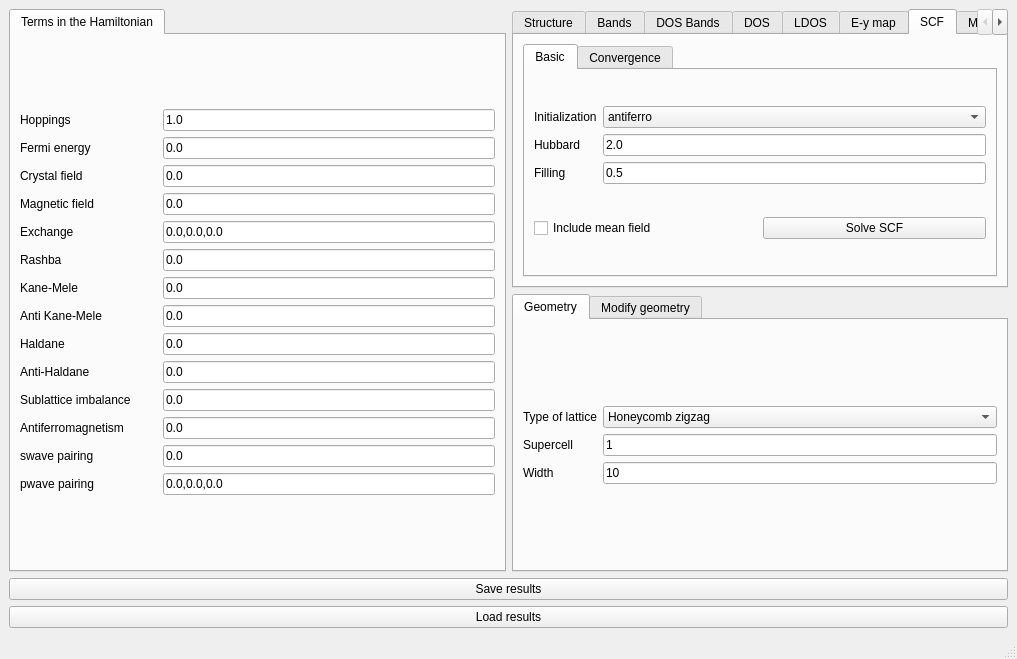
The window that interface-pyqt/1d/interface.ui (joselado/quantum-lattice) describes before a commit, drawn with Qt 5.
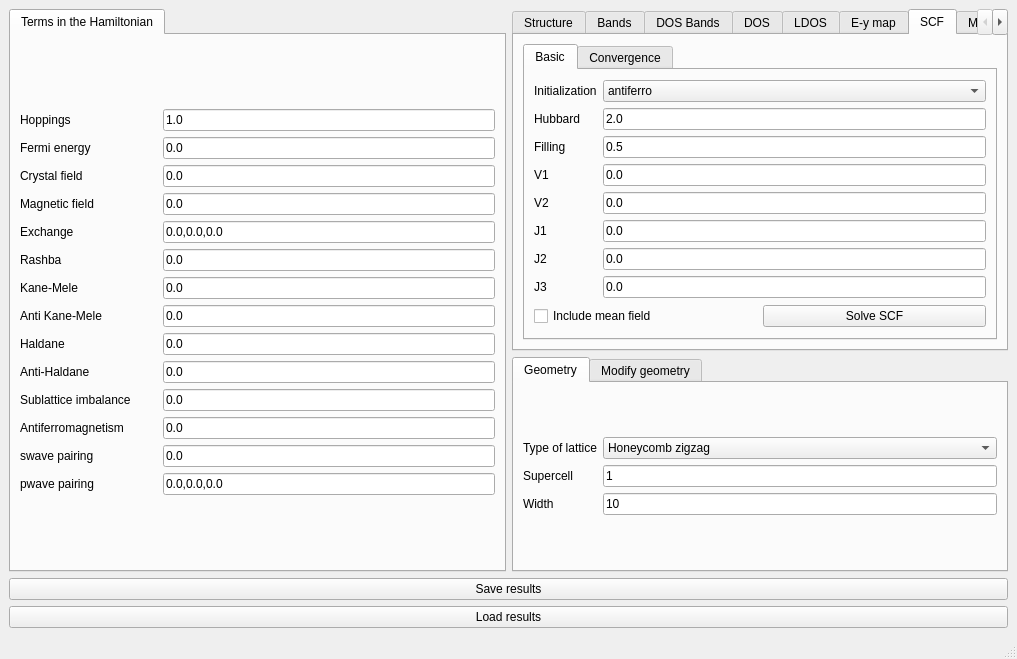
The same window after the commit. The open tabs and pages were chosen to show the change. Custom widgets are drawn as their Qt base class.

What changed in the file:
```diff
--- a/interface-pyqt/1d/interface.ui
+++ b/interface-pyqt/1d/interface.ui
@@ -1106,6 +1106,91 @@
                 </property>
                </widget>
               </item>
+              <item row="3" column="0">
+               <widget class="BodyLabel" name="label_v1">
+                <property name="text">
+                 <string>V1</string>
+                </property>
+               </widget>
+              </item>
+              <item row="3" column="1">
+               <widget class="LineEdit" name="V1">
+                <property name="toolTip">
+                 <string>First neighbor interaction</string>
+                </property>
+                <property name="text">
+                 <string>0.0</string>
+                </property>
+               </widget>
+              </item>
+              <item row="4" column="0">
+               <widget class="BodyLabel" name="label_v2">
+                <property name="text">
+                 <string>V2</string>
+                </property>
+               </widget>
+              </item>
+              <item row="4" column="1">
+               <widget class="LineEdit" name="V2">
+                <property name="toolTip">
+                 <string>Second neighbor interaction</string>
+                </property>
+                <property name="text">
+                 <string>0.0</string>
+                </property>
+               </widget>
+              </item>
+              <item row="5" column="0">
+               <widget class="BodyLabel" name="label_j1">
+                <property name="text">
+                 <string>J1</string>
+                </property>
+               </widget>
+              </item>
+              <item row="5" column="1">
+               <widget class="LineEdit" name="J1">
+                <property name="toolTip">
+                 <string>First neighbor Heisenberg exchange</string>
+                </property>
+                <property name="text">
+                 <string>0.0</string>
+                </property>
+               </widget>
+              </item>
+              <item row="6" column="0">
+               <widget class="BodyLabel" name="label_j2">
+                <property name="text">
+                 <string>J2</string>
+                </property>
+               </widget>
+              </item>
+              <item row="6" column="1">
+               <widget class="LineEdit" name="J2">
+                <property name="toolTip">
+                 <string>Second neighbor Heisenberg exchange</string>
+                </property>
+                <property name="text">
+                 <string>0.0</string>
+                </property>
+               </widget>
+              </item>
+              <item row="7" column="0">
+               <widget class="BodyLabel" name="label_j3">
+                <property name="text">
+                 <string>J3</string>
+                </property>
+               </widget>
+              </item>
+              <item row="7" column="1">
+               <widget class="LineEdit" name="J3">
+                <property name="toolTip">
+                 <string>Third neighbor Heisenberg exchange</string>
+                </property>
+                <property name="text">
+                 <string>0.0</string>
+                </property>
+               </widget>
+              </item>
              </layout>
             </item>
             <item row="1" column="0">
```
